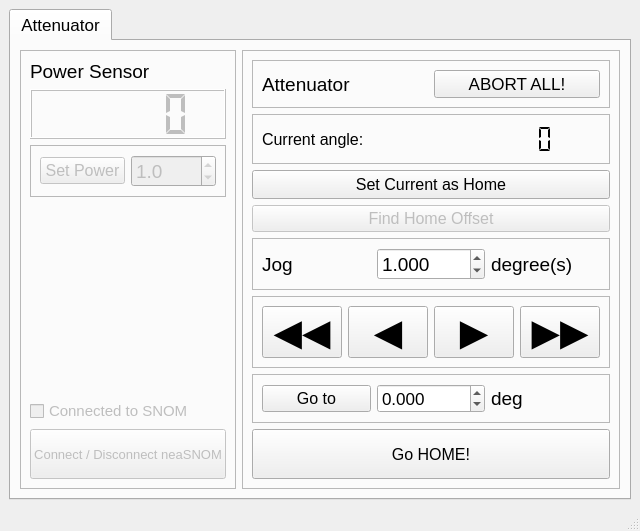
Old version of the form software/RotatorControlApp.ui in the repository OpenModHub/AutoQCLPower.
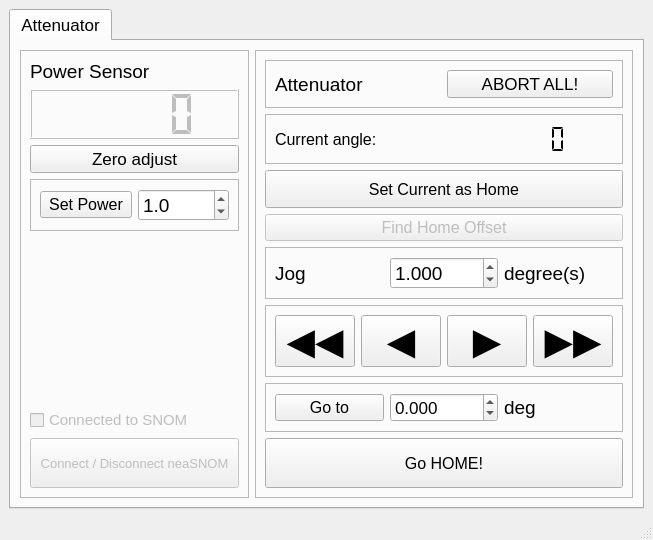
New version of the form.

```diff
--- a/software/RotatorControlApp.ui
+++ b/software/RotatorControlApp.ui
@@ -6,8 +6,8 @@
    <rect>
     <x>0</x>
     <y>0</y>
-    <width>621</width>
-    <height>523</height>
+    <width>653</width>
+    <height>540</height>
    </rect>
   </property>
   <property name="font">
@@ -87,6 +87,13 @@
              </property>
             </widget>
            </item>
+           <item>
+            <widget class="QPushButton" name="zero_adjust_button">
+             <property name="text">
+              <string>Zero adjust</string>
+             </property>
+            </widget>
+           </item>
            <item>
             <widget class="QFrame" name="frame_7">
              <property name="frameShape">
@@ -99,7 +106,7 @@
               <item>
                <widget class="QPushButton" name="SetPowerPushButton">
                 <property name="enabled">
-                 <bool>false</bool>
+                 <bool>true</bool>
                 </property>
                 <property name="font">
                  <font>
@@ -114,7 +121,7 @@
               <item>
                <widget class="QDoubleSpinBox" name="SetPointSpinBox">
                 <property name="enabled">
-                 <bool>false</bool>
+                 <bool>true</bool>
                 </property>
                 <property name="font">
                  <font>
@@ -539,7 +546,6 @@
              <property name="font">
               <font>
                <pointsize>12</pointsize>
-               <weight>50</weight>
                <italic>false</italic>
                <bold>false</bold>
               </font>
```
